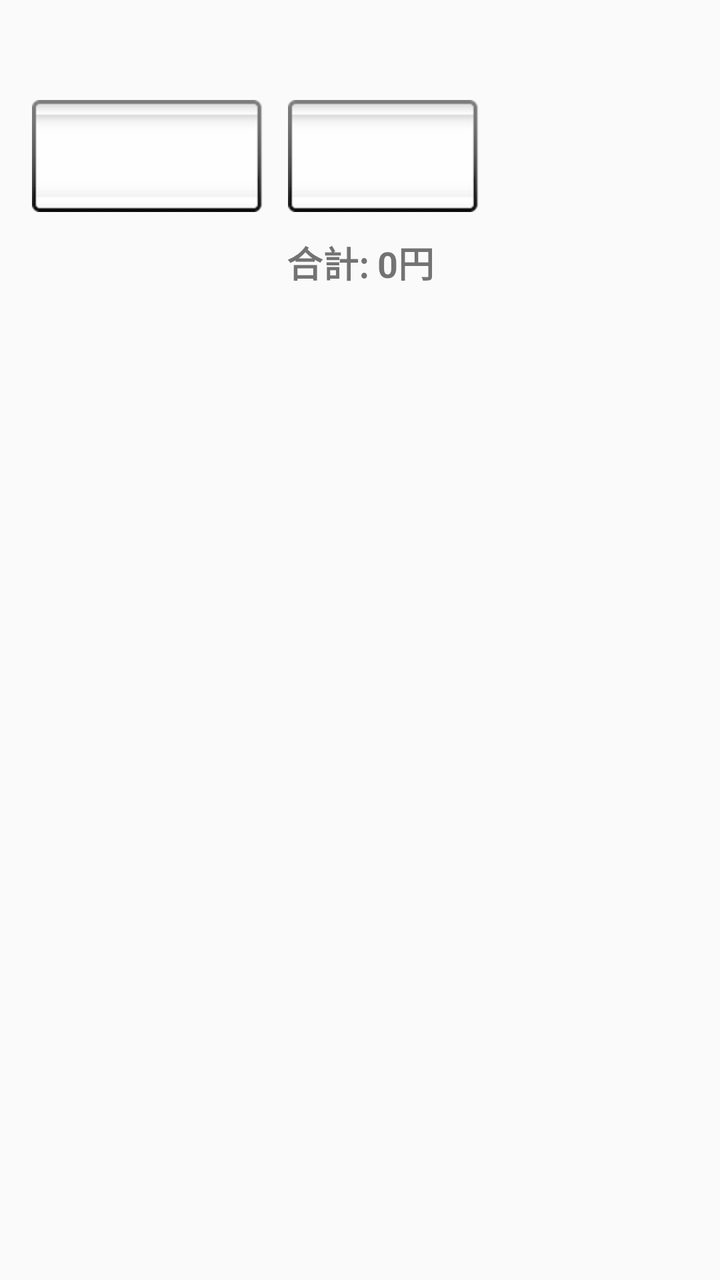
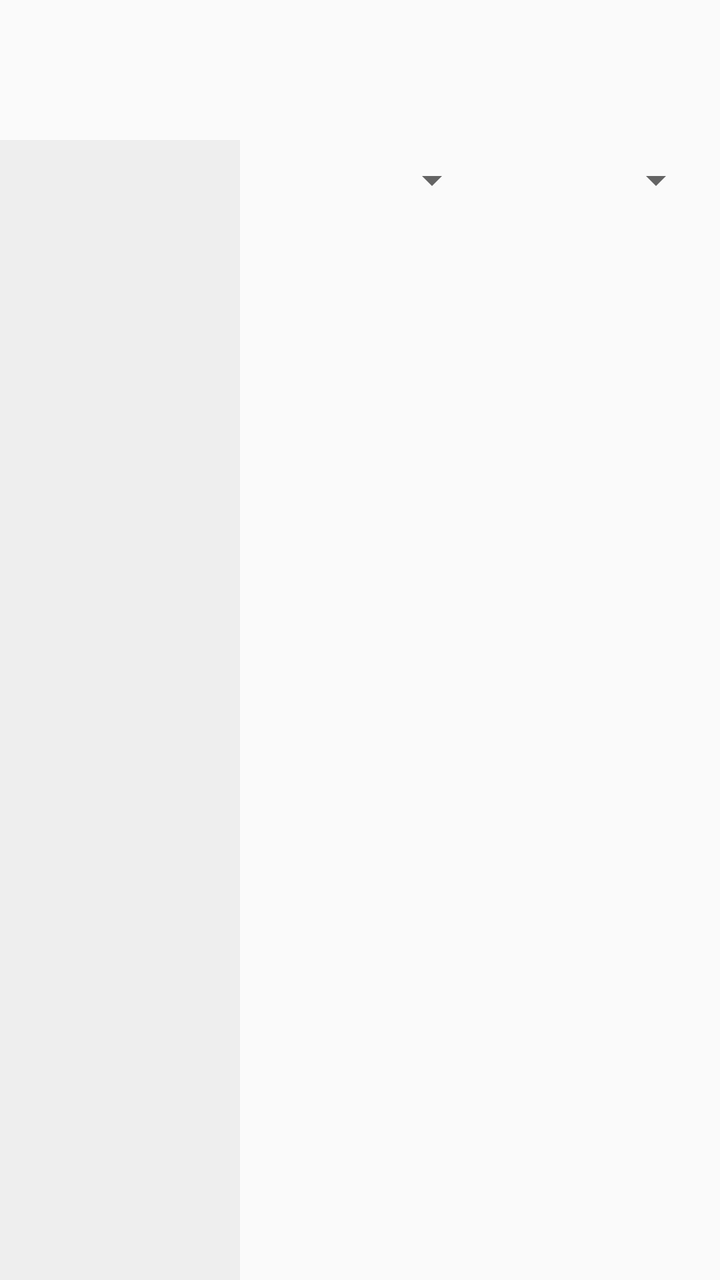

Compare the two renders of this Android layout. The source of the first and the diff that turns it into the second are given below.
<!-- AndroidManifest.xml: application theme Theme.OkoLog -->
<!-- res/layout/fragment_transaction_list.xml -->
<?xml version="1.0" encoding="utf-8"?>

<androidx.constraintlayout.widget.ConstraintLayout xmlns:android="http://schemas.android.com/apk/res/android"
    xmlns:app="http://schemas.android.com/apk/res-auto"
    android:layout_width="match_parent"
    android:layout_height="match_parent">

    
    <Spinner
        android:id="@+id/year_spinner"
        android:layout_width="120dp"
        android:layout_height="wrap_content"
        android:layout_marginStart="16dp"
        android:layout_marginTop="50dp"
        android:background="@android:drawable/spinner_background"
        app:layout_constraintTop_toTopOf="parent"
        app:layout_constraintStart_toStartOf="parent" />

    
    <Spinner
        android:id="@+id/month_spinner"
        android:layout_width="100dp"
        android:layout_height="wrap_content"
        android:layout_marginStart="8dp"
        android:layout_marginTop="50dp"
        android:background="@android:drawable/spinner_background"
        app:layout_constraintTop_toTopOf="parent"
        app:layout_constraintStart_toEndOf="@id/year_spinner" />

    
    <TextView
        android:id="@+id/text_total_amount"
        android:layout_width="0dp"
        android:layout_height="wrap_content"
        android:text="合計: 0円"
        android:textSize="18sp"
        android:textStyle="bold"
        android:gravity="center"
        android:padding="12dp"
        app:layout_constraintTop_toBottomOf="@id/month_spinner"
        app:layout_constraintStart_toStartOf="parent"
        app:layout_constraintEnd_toEndOf="parent" />

    
    <androidx.recyclerview.widget.RecyclerView
        android:id="@+id/recycler_view"
        android:layout_width="0dp"
        android:layout_height="0dp"
        android:layout_marginTop="20dp"
        android:layout_marginBottom="100dp"
        app:layoutManager="androidx.recyclerview.widget.LinearLayoutManager"
        app:layout_constraintTop_toBottomOf="@id/text_total_amount"
        app:layout_constraintBottom_toBottomOf="parent"
        app:layout_constraintStart_toStartOf="parent"
        app:layout_constraintEnd_toEndOf="parent" />

</androidx.constraintlayout.widget.ConstraintLayout>
<!-- resources referenced by this layout -->
<resources>
  <style name="Theme.OkoLog" parent="Theme.AppCompat.Light.NoActionBar" />
</resources>

<!-- the commit's change to res/layout/fragment_transaction_list.xml (unified diff, before → after) -->
@@ -1,57 +1,72 @@
-<?xml version="1.0" encoding="utf-8"?>
-
-<androidx.constraintlayout.widget.ConstraintLayout xmlns:android="http://schemas.android.com/apk/res/android"
+<androidx.constraintlayout.widget.ConstraintLayout
+    xmlns:android="http://schemas.android.com/apk/res/android"
     xmlns:app="http://schemas.android.com/apk/res-auto"
     android:layout_width="match_parent"
     android:layout_height="match_parent">
 
-    
-    <Spinner
-        android:id="@+id/year_spinner"
+    <LinearLayout
+        android:id="@+id/left_panel"
+        android:orientation="vertical"
         android:layout_width="120dp"
-        android:layout_height="wrap_content"
-        android:layout_marginStart="16dp"
-        android:layout_marginTop="50dp"
-        android:background="@android:drawable/spinner_background"
+        android:layout_height="0dp"
+        android:background="#EEEEEE"
+        android:layout_marginTop="70dp"
         app:layout_constraintTop_toTopOf="parent"
-        app:layout_constraintStart_toStartOf="parent" />
+        app:layout_constraintBottom_toBottomOf="parent"
+        app:layout_constraintStart_toStartOf="parent">
 
-    
-    <Spinner
-        android:id="@+id/month_spinner"
-        android:layout_width="100dp"
-        android:layout_height="wrap_content"
-        android:layout_marginStart="8dp"
-        android:layout_marginTop="50dp"
-        android:background="@android:drawable/spinner_background"
-        app:layout_constraintTop_toTopOf="parent"
-        app:layout_constraintStart_toEndOf="@id/year_spinner" />
+        
+        <androidx.recyclerview.widget.RecyclerView
+            android:id="@+id/category_tab_list"
+            android:layout_width="match_parent"
+            android:layout_height="match_parent" />
+    </LinearLayout>
 
-    
-    <TextView
-        android:id="@+id/text_total_amount"
-        android:layout_width="0dp"
-        android:layout_height="wrap_content"
-        android:text="合計: 0円"
-        android:textSize="18sp"
-        android:textStyle="bold"
-        android:gravity="center"
-        android:padding="12dp"
-        app:layout_constraintTop_toBottomOf="@id/month_spinner"
-        app:layout_constraintStart_toStartOf="parent"
-        app:layout_constraintEnd_toEndOf="parent" />
-
-    
-    <androidx.recyclerview.widget.RecyclerView
-        android:id="@+id/recycler_view"
+    <LinearLayout
+        android:id="@+id/right_panel"
+        android:orientation="vertical"
         android:layout_width="0dp"
         android:layout_height="0dp"
-        android:layout_marginTop="20dp"
-        android:layout_marginBottom="100dp"
-        app:layoutManager="androidx.recyclerview.widget.LinearLayoutManager"
-        app:layout_constraintTop_toBottomOf="@id/text_total_amount"
+        android:padding="8dp"
+        android:layout_marginTop="70dp"
+        app:layout_constraintTop_toTopOf="parent"
         app:layout_constraintBottom_toBottomOf="parent"
-        app:layout_constraintStart_toStartOf="parent"
-        app:layout_constraintEnd_toEndOf="parent" />
+        app:layout_constraintStart_toEndOf="@id/left_panel"
+        app:layout_constraintEnd_toEndOf="parent">
+
+        
+        <LinearLayout
+            android:layout_width="match_parent"
+            android:layout_height="wrap_content"
+            android:orientation="horizontal">
+            <Spinner
+                android:id="@+id/year_spinner"
+                android:layout_width="0dp"
+                android:layout_weight="1"
+                android:layout_height="wrap_content"/>
+            <Spinner
+                android:id="@+id/month_spinner"
+                android:layout_width="0dp"
+                android:layout_weight="1"
+                android:layout_height="wrap_content"/>
+        </LinearLayout>
+
+        
+        <TextView
+            android:id="@+id/text_total_amount"
+            android:layout_width="match_parent"
+            android:layout_height="wrap_content"
+            android:textSize="18sp"
+            android:textStyle="bold"
+            android:gravity="center"
+            android:padding="12dp"/>
+
+        
+        <androidx.recyclerview.widget.RecyclerView
+            android:id="@+id/recycler_view"
+            android:layout_width="match_parent"
+            android:layout_height="0dp"
+            android:layout_weight="1"/>
+    </LinearLayout>
 
 </androidx.constraintlayout.widget.ConstraintLayout>
